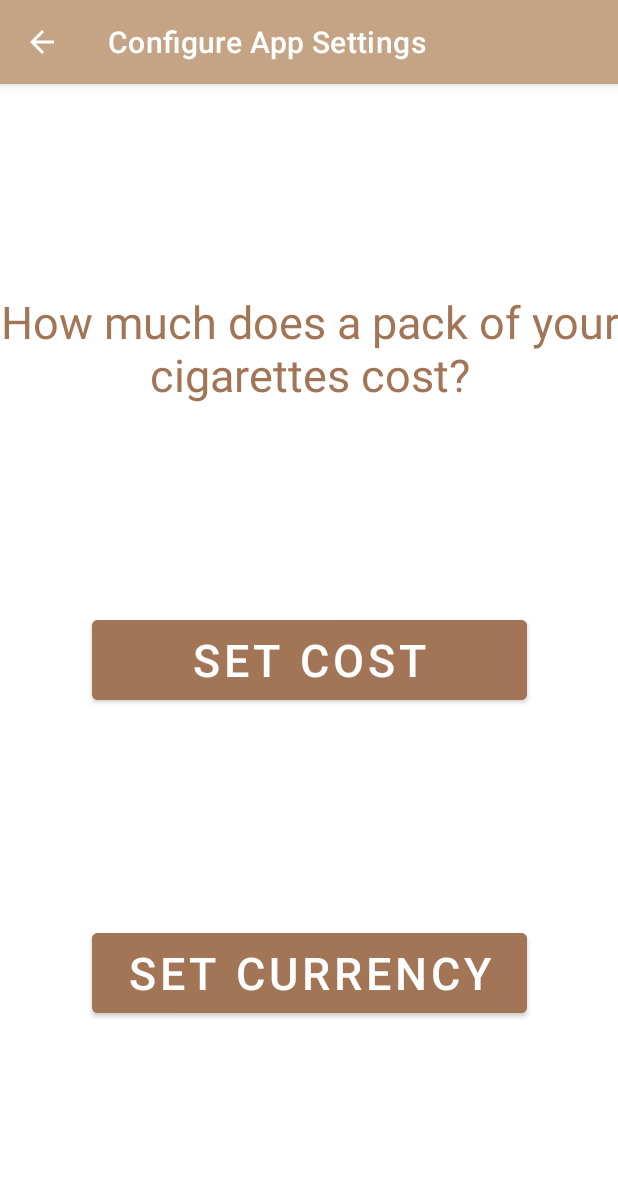
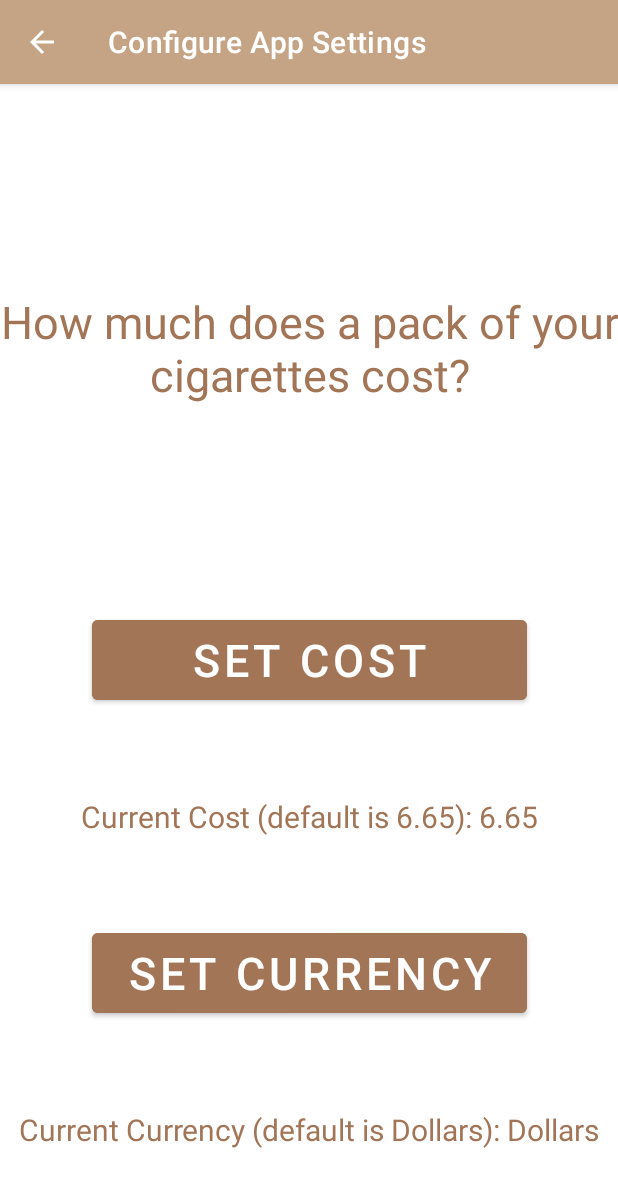
Before and after one commit to BenPare/Nicotine-Knock-App, an Android app: the OptionsActivity screen opened directly, with no data from a screen before it, on a phone screen of 412 x 824 dp. Shown: the top 1187 px of the screen. Run offline under Robolectric (Android 15) with nearby library versions, the phone set to English and light mode, and no system bars.

Commit message:
added two textviews that display the current cost per pack and currency set on the options page, each textview updates upon the press of the positive buttons for their respective dialog fragment

```diff
--- a/app/src/main/java/fsu/csc3560/bp/nicotineknock/OptionsActivity.java
+++ b/app/src/main/java/fsu/csc3560/bp/nicotineknock/OptionsActivity.java
@@ -5,8 +5,11 @@ import androidx.fragment.app.DialogFragment;
 import androidx.fragment.app.FragmentManager;
 import androidx.fragment.app.FragmentTransaction;
 
+import android.content.SharedPreferences;
 import android.os.Bundle;
+import android.preference.PreferenceManager;
 import android.view.View;
+import android.widget.TextView;
 
 public class OptionsActivity extends AppCompatActivity {
 
@@ -14,6 +17,16 @@ public class OptionsActivity extends AppCompatActivity {
     protected void onCreate(Bundle savedInstanceState) {
         super.onCreate(savedInstanceState);
         setContentView(R.layout.activity_options);
+
+        SharedPreferences sharedPref = PreferenceManager.getDefaultSharedPreferences(this.getBaseContext());
+
+        String price = sharedPref.getString(getString(R.string.saved_pack_cost), "6.65");
+        TextView costView = (TextView) findViewById(R.id.textViewCost);
+        costView.setText(getString(R.string.current_cost) + price);
+
+        String currency = sharedPref.getString(getString(R.string.saved_currency), "Dollars");
+        TextView currencyView = (TextView) findViewById(R.id.textViewCurrency);
+        currencyView.setText(getString(R.string.current_currency) + currency);
     }
 
     public void setCostButton(View view) {
@@ -33,4 +46,5 @@ public class OptionsActivity extends AppCompatActivity {
         setCurrencyBox newBox = new setCurrencyBox();
         newBox.show(currencyFrag, "Currency dialog fragment");
     }
+
 }
--- a/app/src/main/java/fsu/csc3560/bp/nicotineknock/setCostBox.java
+++ b/app/src/main/java/fsu/csc3560/bp/nicotineknock/setCostBox.java
@@ -10,6 +10,7 @@ import android.preference.PreferenceManager;
 import android.view.LayoutInflater;
 import android.view.View;
 import android.widget.EditText;
+import android.widget.TextView;
 
 import androidx.fragment.app.DialogFragment;
 
@@ -36,6 +37,10 @@ public class setCostBox extends DialogFragment {
                 SharedPreferences.Editor editor = sharedPref.edit();
                 editor.putString(getString(R.string.saved_pack_cost), newString);
                 editor.apply();
+
+                String price = sharedPref.getString(getString(R.string.saved_pack_cost), "6.65");
+                TextView costView = (TextView) getActivity().findViewById(R.id.textViewCost);
+                costView.setText(getString(R.string.current_cost) + price);
             }
         })
                 .setNegativeButton("Cancel", new DialogInterface.OnClickListener() {
--- a/app/src/main/java/fsu/csc3560/bp/nicotineknock/setCurrencyBox.java
+++ b/app/src/main/java/fsu/csc3560/bp/nicotineknock/setCurrencyBox.java
@@ -9,6 +9,7 @@ import android.preference.PreferenceManager;
 import android.view.LayoutInflater;
 import android.view.View;
 import android.widget.EditText;
+import android.widget.TextView;
 
 import androidx.fragment.app.DialogFragment;
 
@@ -30,6 +31,10 @@ public class setCurrencyBox extends DialogFragment {
                         SharedPreferences.Editor editor = sharedPref.edit();
                         editor.putString(getString(R.string.saved_currency), newString);
                         editor.apply();
+
+                        String currency = sharedPref.getString(getString(R.string.saved_currency), "Dollars");
+                        TextView currencyView = (TextView) getActivity().findViewById(R.id.textViewCurrency);
+                        currencyView.setText(getString(R.string.current_currency) + currency);
                     }
                 })
                 .setNegativeButton("Cancel", new DialogInterface.OnClickListener() {
--- a/app/src/main/res/layout/activity_options.xml
+++ b/app/src/main/res/layout/activity_options.xml
@@ -46,6 +46,32 @@
         app:layout_constraintEnd_toEndOf="parent"
         app:layout_constraintStart_toStartOf="parent"
         app:layout_constraintTop_toBottomOf="@+id/costButton" />
+
+    <TextView
+        android:id="@+id/textViewCost"
+        android:layout_width="wrap_content"
+        android:layout_height="wrap_content"
+        android:text="Current Cost: "
+        android:textAlignment="center"
+        android:textColor="#A27557"
+        android:textSize="20sp"
+        app:layout_constraintBottom_toTopOf="@+id/setCurrencyButton"
+        app:layout_constraintEnd_toEndOf="parent"
+        app:layout_constraintStart_toStartOf="parent"
+        app:layout_constraintTop_toBottomOf="@+id/costButton" />
+
+    <TextView
+        android:id="@+id/textViewCurrency"
+        android:layout_width="wrap_content"
+        android:layout_height="wrap_content"
+        android:text="Currency Currency: "
+        android:textAlignment="center"
+        android:textColor="#A27557"
+        android:textSize="20sp"
+        app:layout_constraintBottom_toBottomOf="parent"
+        app:layout_constraintEnd_toEndOf="parent"
+        app:layout_constraintStart_toStartOf="parent"
+        app:layout_constraintTop_toBottomOf="@+id/setCurrencyButton" />
     <!--sets currency, might be too advanced for the assignment since brand prices are hardcoded.
     Maybe replace these with the option of specifying the price of the brand and nothing more-->
 </androidx.constraintlayout.widget.ConstraintLayout>
--- a/app/src/main/res/values/strings.xml
+++ b/app/src/main/res/values/strings.xml
@@ -9,6 +9,8 @@
     <string name="currency_hint">Enter the name of your currency</string>
     <string name="currency_title">CURRENCY</string>
     <string name="saved_currency">Key for currency</string>
+    <string name="current_cost">\Current Cost (default is 6.65): \</string>
+    <string name="current_currency">\Current Currency (default is Dollars): \</string>
 
     <!--these quotes should be about addiction or overcoming obstacles-->
 
```
